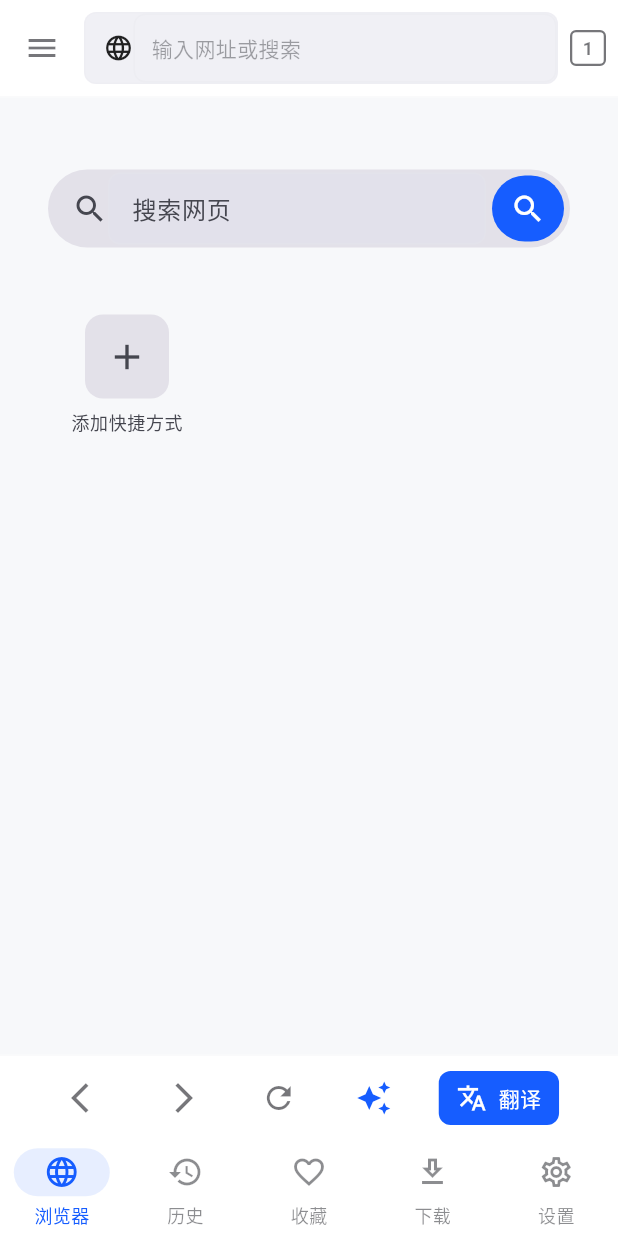
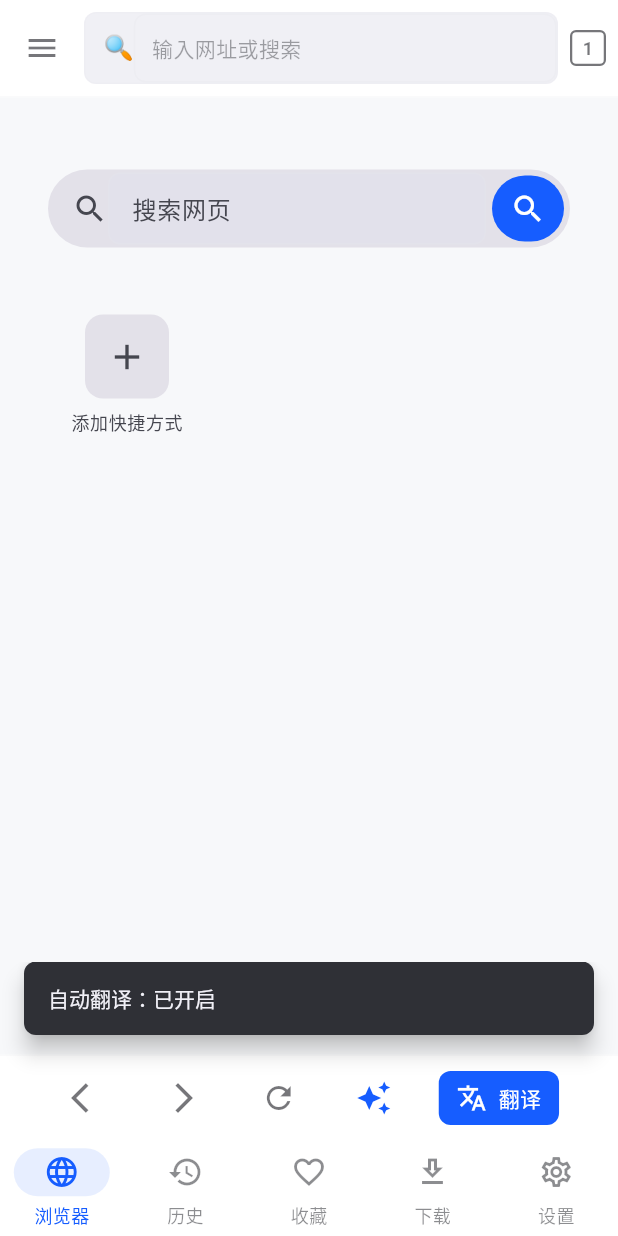
Before and after one commit to XY0L6X/langferry-ai-browser, a Flutter app: the screen it shows after launch, after a tap on the "auto awesome" icon, on a phone screen of 412 x 824 dp. Run offline on Flutter 3.47's test engine with Material 3 defaults, Android fonts, the phone set to English and light mode, and no system bars; our stand-ins replace dio, flutter_riverpod, hive, hive_flutter, permission_handler, share_plus; missing offline and left inert: flutter_inappwebview; accounts and stored records are empty.

Commit message:
🎨 恢复自动翻译SnackBar提示 + 搜索栏左侧显示当前搜索引擎图标

```diff
--- a/lib/pages/browser/browser_page.dart
+++ b/lib/pages/browser/browser_page.dart
@@ -665,6 +665,7 @@ class _BrowserPageState extends ConsumerState<BrowserPage> {
               onTabPressed: _showTabManager,
               onClearPressed: _goToHomePage,
               tabCount: _tabs.length,
+              searchEngineIcon: SearchEngine.findById(ref.watch(searchEngineProvider)).icon,
             ),
             if (_tabs.length > 1)
               TabBarWidget(
@@ -844,6 +845,16 @@ class _BrowserPageState extends ConsumerState<BrowserPage> {
               _AutoTranslateToggle(
                 onToggle: () {
                   ref.read(autoTranslateProvider.notifier).toggle();
+                  final isOn = ref.read(autoTranslateProvider);
+                  ScaffoldMessenger.of(context).clearSnackBars();
+                  ScaffoldMessenger.of(context).showSnackBar(
+                    SnackBar(
+                      content: Text(isOn ? '自动翻译：已开启' : '自动翻译：已关闭'),
+                      duration: const Duration(seconds: 1),
+                      behavior: SnackBarBehavior.floating,
+                      margin: const EdgeInsets.only(bottom: 70, left: 16, right: 16),
+                    ),
+                  );
                   setState(() {});
                 },
               ),
--- a/lib/pages/browser/widgets/url_bar.dart
+++ b/lib/pages/browser/widgets/url_bar.dart
@@ -13,6 +13,7 @@ class UrlBar extends StatelessWidget {
   final VoidCallback onTabPressed;
   final VoidCallback onClearPressed;
   final int tabCount;
+  final String searchEngineIcon;
 
   const UrlBar({
     super.key,
@@ -25,6 +26,7 @@ class UrlBar extends StatelessWidget {
     required this.onTabPressed,
     required this.onClearPressed,
     required this.tabCount,
+    this.searchEngineIcon = '',
   });
 
   @override
@@ -73,12 +75,12 @@ class UrlBar extends StatelessWidget {
                     ),
                     child: Row(
                       children: [
-                        // 网站图标
-                        const Padding(
-                          padding: EdgeInsets.only(left: AppDimens.spacing12),
-                          child: Icon(
-                            Icons.language,
-                            size: AppDimens.iconSizeSmall,
+                        // 搜索引擎图标
+                        Padding(
+                          padding: const EdgeInsets.only(left: AppDimens.spacing12),
+                          child: Text(
+                            searchEngineIcon.isNotEmpty ? searchEngineIcon : '🌐',
+                            style: const TextStyle(fontSize: 16),
                           ),
                         ),
 
```
